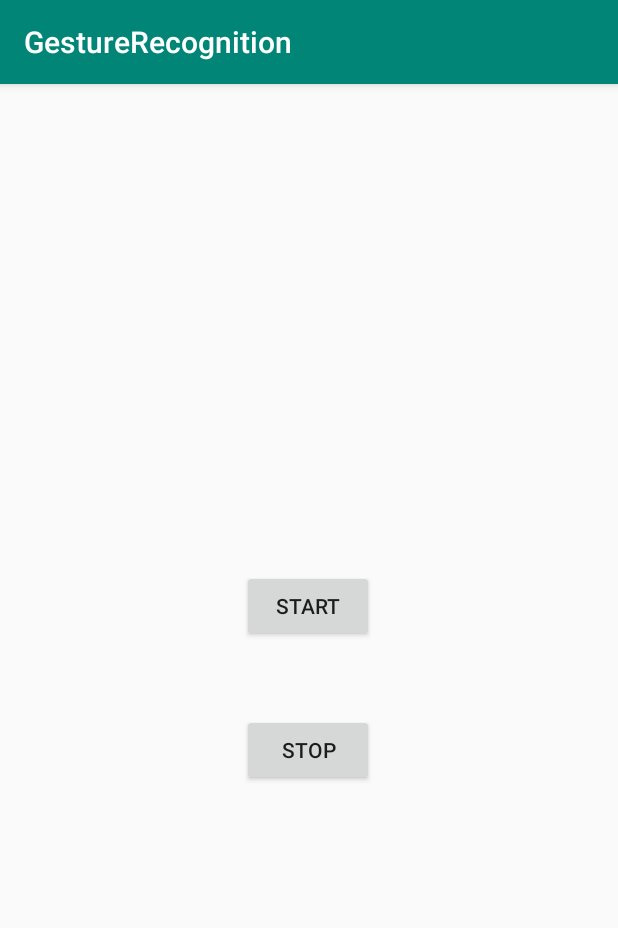
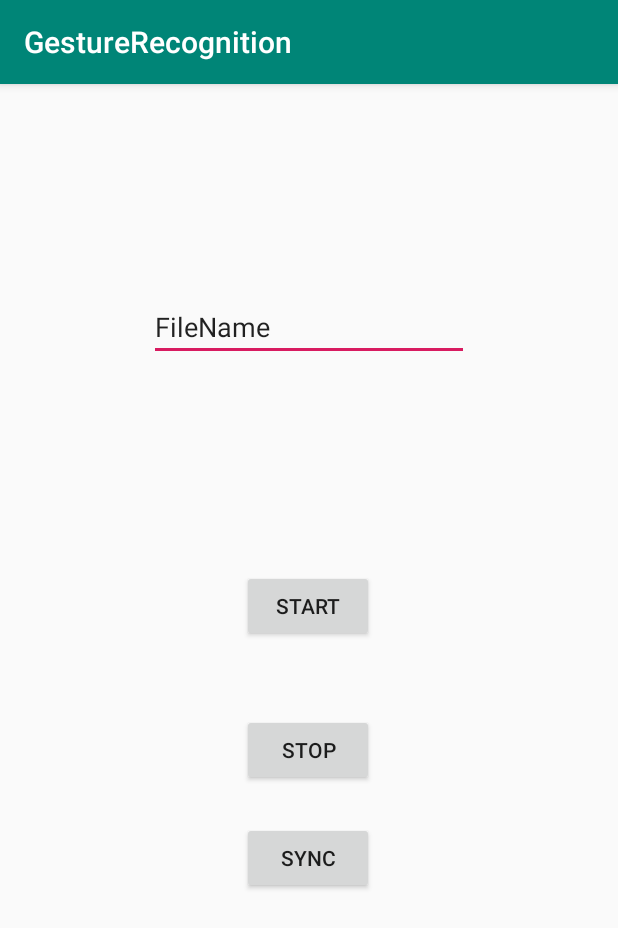
Before and after one commit to gauravarya18/Autism-Gesture, an Android app: the screen it shows after launch (MainActivity), on a phone screen of 412 x 824 dp. Shown: the top 928 px of the screen. Run offline under Robolectric (Android 15) with nearby library versions, the phone set to English and light mode, and no system bars; libraries missing offline, so code that uses them is left out: com.opencsv.

Commit message:
Adding Sync functionality i.e Exporting SQL Data to Csv file

```diff
--- a/app/build.gradle
+++ b/app/build.gradle
@@ -23,6 +23,7 @@ dependencies {
     implementation fileTree(dir: 'libs', include: ['*.jar'])
     implementation 'androidx.appcompat:appcompat:1.0.2'
     implementation 'androidx.constraintlayout:constraintlayout:1.1.3'
+    implementation 'com.opencsv:opencsv:4.6'
     testImplementation 'junit:junit:4.12'
     androidTestImplementation 'androidx.test.ext:junit:1.1.0'
     androidTestImplementation 'androidx.test.espresso:espresso-core:3.1.1'
--- a/app/src/main/AndroidManifest.xml
+++ b/app/src/main/AndroidManifest.xml
@@ -1,7 +1,8 @@
 <?xml version="1.0" encoding="utf-8"?>
 <manifest xmlns:android="http://schemas.android.com/apk/res/android"
     package="com.example.gesturerecognition">
-
+    <uses-permission android:name="android.permission.WRITE_EXTERNAL_STORAGE" />
+    <uses-permission android:name="android.permission.READ_EXTERNAL_STORAGE" />
     <application
         android:allowBackup="true"
         android:icon="@mipmap/ic_launcher"
--- a/app/src/main/res/layout/activity_main.xml
+++ b/app/src/main/res/layout/activity_main.xml
@@ -30,4 +30,29 @@
         app:layout_constraintEnd_toEndOf="parent"
         app:layout_constraintHorizontal_bias="0.498"
         app:layout_constraintStart_toStartOf="parent" />
+
+    <Button
+        android:id="@+id/button"
+        android:layout_width="wrap_content"
+        android:layout_height="wrap_content"
+        android:text="Sync"
+        android:onClick="OnSyncAction"
+        app:layout_constraintBottom_toBottomOf="parent"
+        app:layout_constraintEnd_toEndOf="parent"
+        app:layout_constraintHorizontal_bias="0.498"
+        app:layout_constraintStart_toStartOf="parent"
+        app:layout_constraintTop_toBottomOf="@+id/button2"
+        app:layout_constraintVertical_bias="0.095" />
+
+    <EditText
+        android:id="@+id/filename"
+        android:layout_width="wrap_content"
+        android:layout_height="wrap_content"
+        android:ems="10"
+        android:inputType="textPersonName"
+        android:text="FileName"
+        app:layout_constraintBottom_toTopOf="@+id/startButton"
+        app:layout_constraintEnd_toEndOf="parent"
+        app:layout_constraintStart_toStartOf="parent"
+        app:layout_constraintTop_toTopOf="parent" />
 </androidx.constraintlayout.widget.ConstraintLayout>
```
Also changed, not shown: app/src/main/java/com/example/gesturerecognition/CacheManager.java (+30 -0 lines), app/src/main/java/com/example/gesturerecognition/MainActivity.java (+101 -51 lines).
